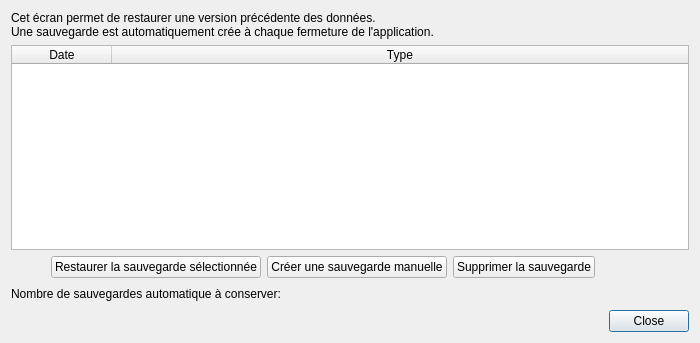
Old version of the form src/ui/dialogs/database_history.ui in the repository seigneurfuo/MyAnimeManager3.
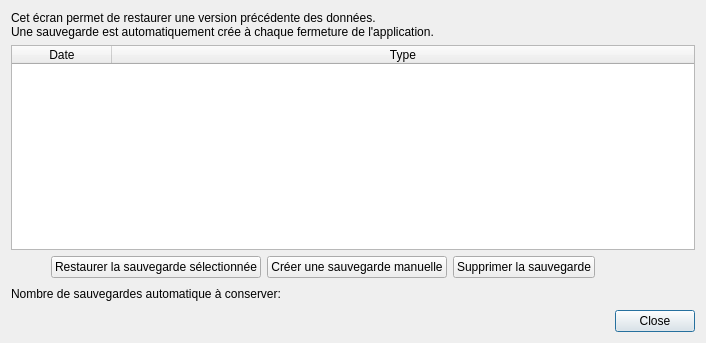
New version of the form. Icons and pictures are not drawn.

The edit to the form file:
```diff
--- a/src/ui/dialogs/database_history.ui
+++ b/src/ui/dialogs/database_history.ui
@@ -9,7 +9,7 @@
    <rect>
     <x>0</x>
     <y>0</y>
-    <width>700</width>
+    <width>706</width>
     <height>343</height>
    </rect>
   </property>
@@ -37,6 +37,9 @@
      <attribute name="horizontalHeaderStretchLastSection">
       <bool>true</bool>
      </attribute>
+     <attribute name="verticalHeaderDefaultSectionSize">
+      <number>20</number>
+     </attribute>
      <column>
       <property name="text">
        <string>Date</string>
```
